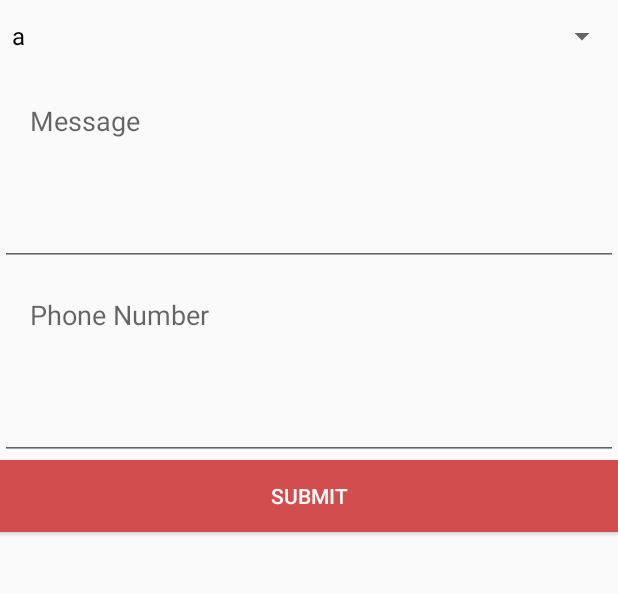
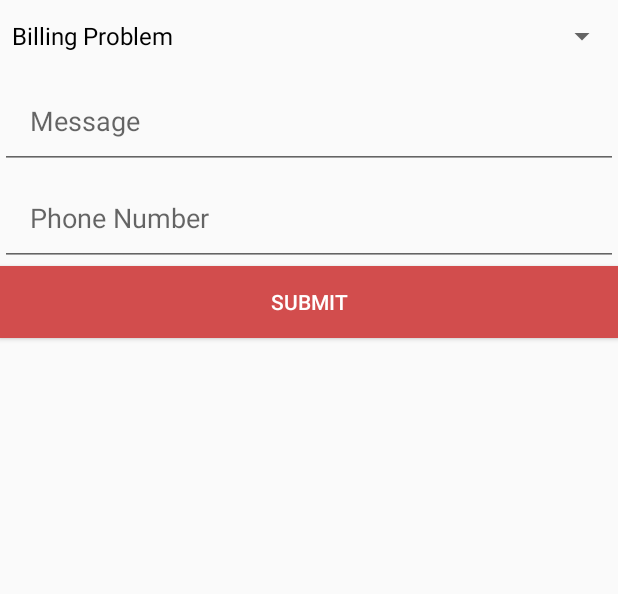
Before and after one commit to paras7735/SIH_2017_APP, an Android app: the fragment ComplaintFragment placed in its activity, on a phone screen of 412 x 824 dp, the part 84-678 px from its top. Run offline under Robolectric (Android 15) with nearby library versions, the phone set to English and light mode, and no system bars; our stand-ins replace Firebase (no records; nobody signed in at launch, a user with empty details on screens opened directly); libraries missing offline, so code that uses them is left out: com.github.mikephil.charting; 65 statements that could not run were skipped.

Commit message:
edited complaint fragment

```diff
--- a/Alchemist/app/src/main/java/app/alchemist/sih2017/alchemist/ComplaintFragment.java
+++ b/Alchemist/app/src/main/java/app/alchemist/sih2017/alchemist/ComplaintFragment.java
@@ -48,7 +48,7 @@ public class ComplaintFragment extends Fragment {
         phone = (EditText)rootView.findViewById(R.id.et_phone);
         submit = (Button)rootView.findViewById(R.id.btn_submitComplaint);
 
-        String[] data = {"a","b","c"};
+        String[] data = {"Billing Problem","Water Quality Problem","New Connection Required","Meter Problem"};
         ArrayAdapter<String> adapter = new ArrayAdapter<String>(rootView.getContext(), android.R.layout.simple_spinner_dropdown_item, data);
         lv.setAdapter(adapter);
         submit.setOnClickListener(new View.OnClickListener() {
--- a/Alchemist/app/src/main/res/layout/fragment_complaint.xml
+++ b/Alchemist/app/src/main/res/layout/fragment_complaint.xml
@@ -6,34 +6,21 @@
         android:id="@+id/spinner1"
         android:layout_width="fill_parent"
         android:layout_height="wrap_content"
-        android:popupBackground="#FFFF99"
-        android:textAlignment="center"
-        android:gravity="center"/>
-    <TextView
-        android:padding="20dp"
-        android:textAppearance="?android:attr/textAppearanceMedium"
-        android:paddingRight="30dp"
-        android:layout_width="wrap_content"
-        android:layout_height="wrap_content"
-        android:text="Message"/>
+        android:popupBackground="#FFFF99"/>
     <EditText
         android:id="@+id/et_message"
         android:padding="20dp"
+        android:hint="Message"
         android:textAppearance="?android:attr/textAppearanceMedium"
         android:paddingRight="30dp"
         android:layout_width="match_parent"
         android:layout_height="wrap_content" />
-    <TextView
-        android:padding="20dp"
-        android:textAppearance="?android:attr/textAppearanceMedium"
-        android:paddingRight="30dp"
-        android:layout_width="wrap_content"
-        android:layout_height="wrap_content"
-        android:text="Phone Number"/>
+
     <EditText
         android:id="@+id/et_phone"
         android:padding="20dp"
         android:textAppearance="?android:attr/textAppearanceMedium"
+        android:hint="Phone Number"
         android:paddingRight="30dp"
         android:layout_width="match_parent"
         android:layout_height="wrap_content" />
```
